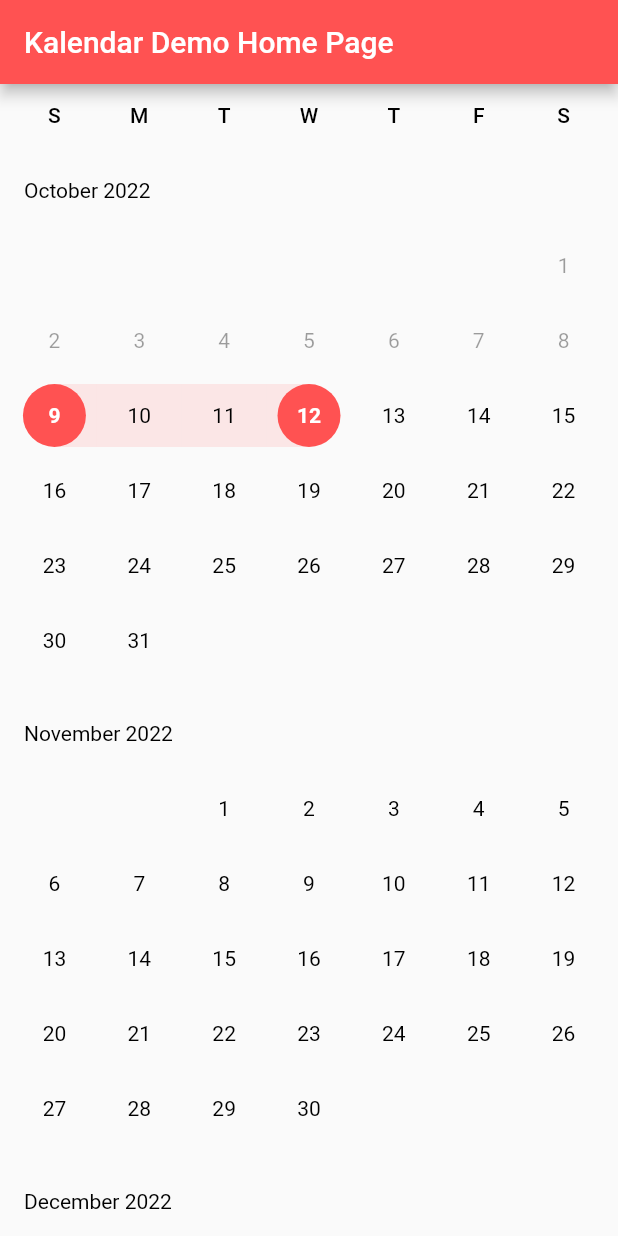
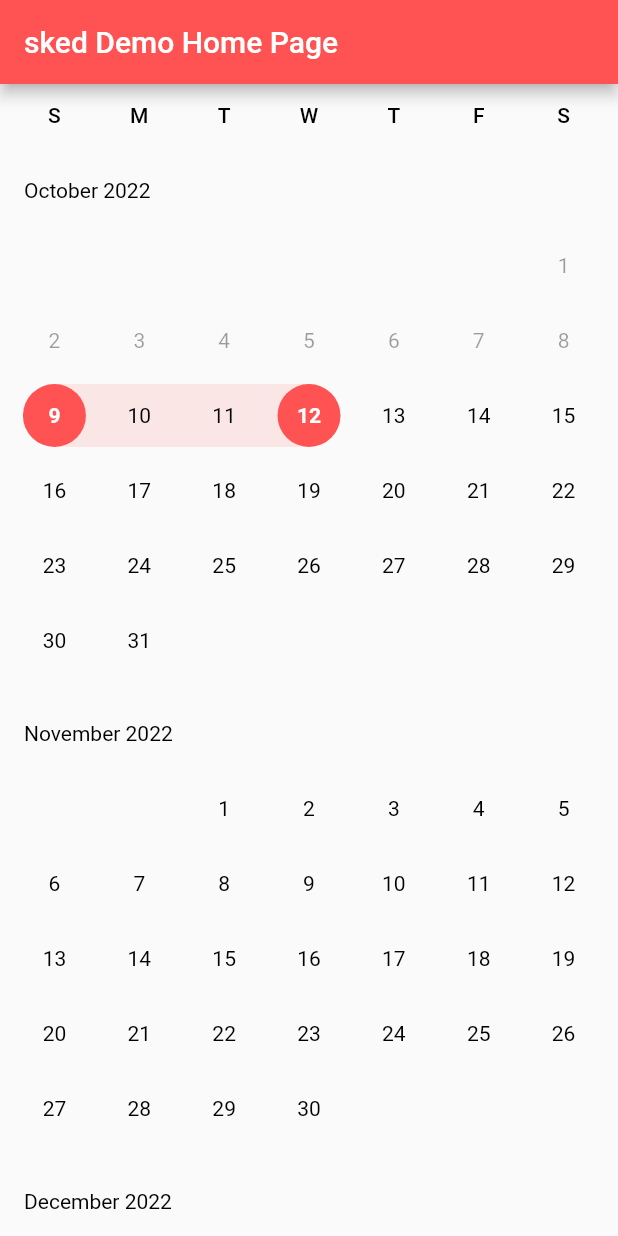
Before and after one commit to ArkrootHQ/sked, a Flutter app: the screen it shows after launch, on a phone screen of 412 x 824 dp. Run offline on Flutter 3.47's test engine with Material 2 defaults, Android fonts, the phone set to English and light mode, and no system bars.

Commit message:
refactor: rename package name

```diff
--- a/example/lib/main.dart
+++ b/example/lib/main.dart
@@ -1,5 +1,5 @@
 import 'package:flutter/material.dart';
-import 'package:almanac/almanac.dart';
+import 'package:sked/sked.dart';
 
 void main() {
   runApp(const MyApp());
@@ -10,8 +10,8 @@ class MyApp extends StatelessWidget {
   @override
   Widget build(BuildContext context) {
     return const MaterialApp(
-      title: 'almanac',
-      home: MyHomePage(title: 'Kalendar Demo Home Page'),
+      title: 'sked',
+      home: MyHomePage(title: 'sked Demo Home Page'),
     );
   }
 }
--- a/example/pubspec.yaml
+++ b/example/pubspec.yaml
@@ -35,7 +35,7 @@ dependencies:
   # Use with the CupertinoIcons class for iOS style icons.
   cupertino_icons: ^1.0.2
 
-  almanac:
+  sked:
     path: ../
 
 dev_dependencies:
--- a/lib/helpers/calender_keyboard_navigator.dart
+++ b/lib/helpers/calender_keyboard_navigator.dart
@@ -1,6 +1,6 @@
 import 'package:flutter/material.dart';
 import 'package:flutter/services.dart';
-import 'package:almanac/widgets/focus_date_widget.dart';
+import 'package:sked/widgets/focus_date_widget.dart';
 
 class CalendarKeyboardNavigator extends StatefulWidget {
   const CalendarKeyboardNavigator({
--- a/lib/helpers/painter.dart
+++ b/lib/helpers/painter.dart
@@ -1,5 +1,5 @@
 import 'package:flutter/cupertino.dart';
-import 'package:almanac/enums/highlight_painter_style.dart';
+import 'package:sked/enums/highlight_painter_style.dart';
 
 /// This custom painter will add a background highlight to its child.
 ///
--- a/lib/range_picker/calendar_date_range_picker.dart
+++ b/lib/range_picker/calendar_date_range_picker.dart
@@ -1,8 +1,8 @@
 import 'package:flutter/material.dart';
 import 'package:flutter/services.dart';
-import 'package:almanac/widgets/month_widget.dart';
-import 'package:almanac/widgets/day_header_widget.dart';
-import 'package:almanac/helpers/calender_keyboard_navigator.dart';
+import 'package:sked/widgets/month_widget.dart';
+import 'package:sked/widgets/day_header_widget.dart';
+import 'package:sked/helpers/calender_keyboard_navigator.dart';
 
 /// Displays a scrollable calendar grid that allows a user to select a range
 /// of dates.
--- a/lib/widgets/day_header_widget.dart
+++ b/lib/widgets/day_header_widget.dart
@@ -1,5 +1,5 @@
 import 'package:flutter/material.dart';
-import 'package:almanac/constants.dart';
+import 'package:sked/constants.dart';
 import 'grid_layout_widget.dart';
 
 class DayHeaders extends StatelessWidget {
--- a/lib/widgets/grid_layout_widget.dart
+++ b/lib/widgets/grid_layout_widget.dart
@@ -1,6 +1,6 @@
 import 'dart:math' as math;
 import 'package:flutter/rendering.dart';
-import 'package:almanac/constants.dart';
+import 'package:sked/constants.dart';
 
 const monthItemGridDelegate = MonthItemGridDelegate();
 
--- a/lib/widgets/month_widget.dart
+++ b/lib/widgets/month_widget.dart
@@ -1,9 +1,9 @@
 import 'package:flutter/gestures.dart';
 import 'package:flutter/material.dart';
 import 'dart:math' as math;
-import 'package:almanac/enums/highlight_painter_style.dart';
-import 'package:almanac/helpers/painter.dart';
-import 'package:almanac/constants.dart';
+import 'package:sked/enums/highlight_painter_style.dart';
+import 'package:sked/helpers/painter.dart';
+import 'package:sked/constants.dart';
 import 'focus_date_widget.dart';
 import 'grid_layout_widget.dart';
 
--- a/pubspec.yaml
+++ b/pubspec.yaml
@@ -1,7 +1,7 @@
-name: almanac
+name: sked
 description: Calendar utility that gives you access to multiple calendars.
 version: 0.0.1-dev.1
-homepage: https://github.com/ArkrootHQ/almanac
+homepage: https://github.com/ArkrootHQ/sked
 
 environment:
   sdk: ">=2.16.0 <3.0.0"
```
Also changed, not shown: images/almanac.png (deleted), images/sked.png (added), lib/sked.dart (renamed from lib/almanac.dart), 2 other files.
